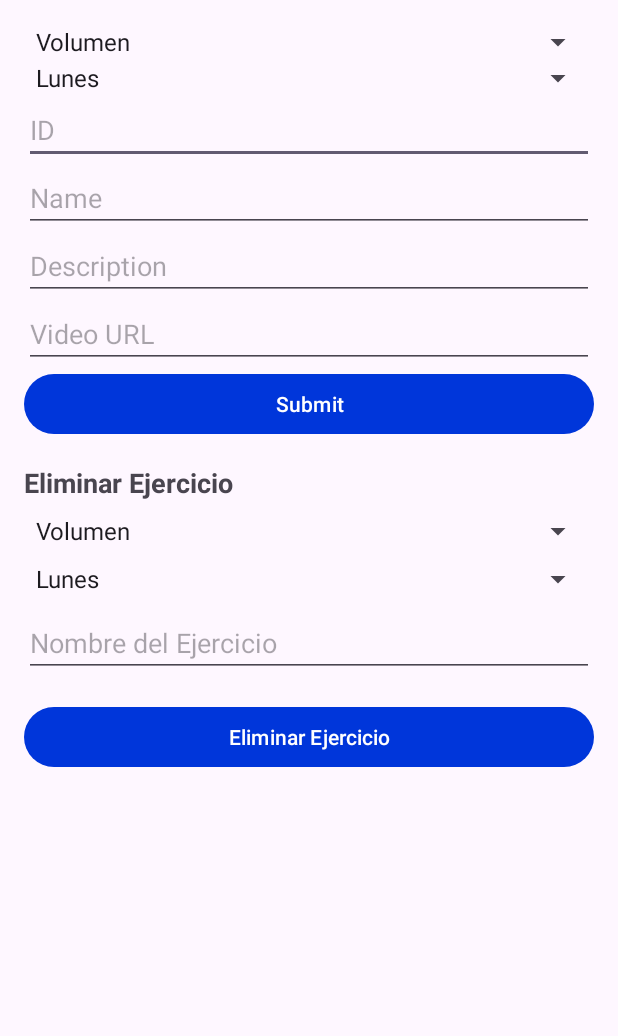
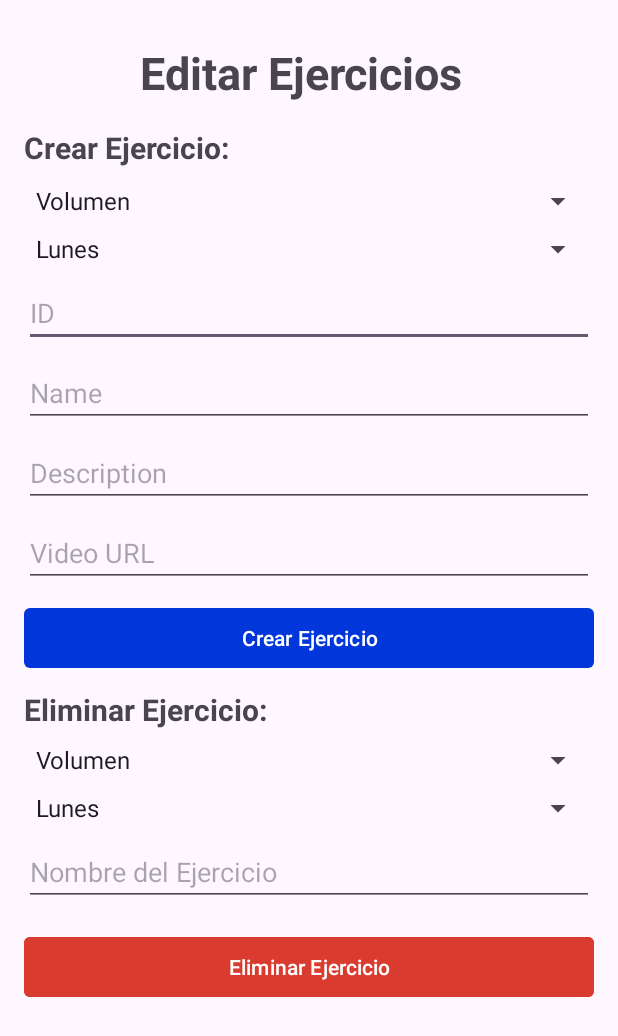
Before and after one commit to ByAlexMG/SaiyaGym, an Android app: the layout fragment_admin2.xml on its own in the app's theme, with its tools: preview values and no code run, on a phone screen of 412 x 824 dp. Shown: the top 1036 px of the screen. Run offline under Robolectric (Android 15) with nearby library versions, the phone set to English and light mode, and no system bars.

Commit message:
fragments de administrador terminados

```diff
--- a/app/src/main/java/com/example/saiyagym/AdminFragment.kt
+++ b/app/src/main/java/com/example/saiyagym/AdminFragment.kt
@@ -145,7 +145,6 @@
                 .update("moroso", 1)
                 .addOnSuccessListener {
                     usersList[position] = userToMark.copy(moroso = 1)
-                    // Volver a ordenar la lista después de actualizar
                     usersList.sortBy { it.moroso }
                     notifyDataSetChanged()
                     LogHelper.saveChangeLog(requireContext(), "Usuario marcado como moroso", "INFO")
--- a/app/src/main/res/layout/fragment_admin.xml
+++ b/app/src/main/res/layout/fragment_admin.xml
@@ -1,36 +1,28 @@
-<?xml version="1.0" encoding="utf-8"?>
 <RelativeLayout xmlns:android="http://schemas.android.com/apk/res/android"
     xmlns:app="http://schemas.android.com/apk/res-auto"
     android:layout_width="match_parent"
     android:layout_height="match_parent">
 
     <com.google.android.material.textview.MaterialTextView
-        android:id="@+id/ajustes"
+        android:id="@+id/userTextView"
         android:layout_width="wrap_content"
-        android:layout_height="56dp"
-        android:layout_above="@+id/recyclerView"
-        android:layout_alignParentStart="true"
+        android:layout_height="wrap_content"
         android:layout_alignParentTop="true"
-        android:layout_alignParentEnd="true"
-        android:layout_marginStart="294dp"
-        android:layout_marginTop="112dp"
-        android:layout_marginEnd="294dp"
-        android:layout_marginBottom="18dp"
-        android:background="@android:color/transparent"
-        android:gravity="center"
-        android:text="Ajustes"
-        android:textSize="30sp"
+        android:layout_centerHorizontal="true"
+        android:layout_marginTop="32dp"
+        android:text="Usuarios"
         android:textStyle="bold"
-        app:layout_constraintEnd_toEndOf="parent"
-        app:layout_constraintStart_toStartOf="parent"
-        app:layout_constraintTop_toTopOf="parent" />
+        android:textSize="30sp" />
 
     <androidx.recyclerview.widget.RecyclerView
         android:id="@+id/recyclerView"
         android:layout_width="match_parent"
-        android:layout_height="match_parent"
+        android:layout_height="675dp"
+        android:layout_below="@id/userTextView"
+        android:layout_alignParentStart="true"
         android:layout_alignParentEnd="true"
-        android:layout_alignParentBottom="true"
+        android:layout_marginStart="0dp"
+        android:layout_marginTop="16dp"
         android:layout_marginEnd="0dp"
         android:layout_marginBottom="0dp"
         android:padding="8dp" />
--- a/app/src/main/res/layout/fragment_admin2.xml
+++ b/app/src/main/res/layout/fragment_admin2.xml
@@ -1,94 +1,166 @@
 <?xml version="1.0" encoding="utf-8"?>
-<LinearLayout xmlns:android="http://schemas.android.com/apk/res/android"
+<androidx.constraintlayout.widget.ConstraintLayout xmlns:android="http://schemas.android.com/apk/res/android"
+    xmlns:app="http://schemas.android.com/apk/res-auto"
     android:layout_width="match_parent"
     android:layout_height="match_parent"
-    android:orientation="vertical"
     android:padding="16dp">
 
+    <com.google.android.material.textview.MaterialTextView
+        android:id="@+id/userTextView"
+        android:layout_width="wrap_content"
+        android:layout_height="wrap_content"
+        android:layout_marginTop="12dp"
+        android:text="Editar Ejercicios"
+        android:textSize="30sp"
+        android:textStyle="bold"
+        app:layout_constraintEnd_toEndOf="parent"
+        app:layout_constraintHorizontal_bias="0.471"
+        app:layout_constraintStart_toStartOf="parent"
+        app:layout_constraintTop_toTopOf="parent" />
+
+    <TextView
+        android:id="@+id/textViewCategory"
+        android:layout_width="wrap_content"
+        android:layout_height="wrap_content"
+        android:layout_marginTop="16dp"
+        android:text="Crear Ejercicio:"
+        android:textSize="20sp"
+        android:textStyle="bold"
+        app:layout_constraintEnd_toEndOf="parent"
+        app:layout_constraintHorizontal_bias="0.0"
+        app:layout_constraintStart_toStartOf="parent"
+        app:layout_constraintTop_toBottomOf="@+id/userTextView" />
 
     <Spinner
         android:id="@+id/spinnerCategory"
-        android:layout_width="match_parent"
+        android:layout_width="0dp"
         android:layout_height="wrap_content"
+        app:layout_constraintTop_toBottomOf="@+id/textViewCategory"
+        app:layout_constraintStart_toStartOf="parent"
+        android:layout_marginTop="10dp"
+        app:layout_constraintEnd_toEndOf="parent"
         android:entries="@array/categories_array" />
-
 
     <Spinner
         android:id="@+id/spinnerDay"
-        android:layout_width="match_parent"
+        android:layout_width="0dp"
+        android:layout_marginTop="8dp"
         android:layout_height="wrap_content"
+        app:layout_constraintTop_toBottomOf="@+id/spinnerCategory"
+        app:layout_constraintStart_toStartOf="parent"
+        app:layout_constraintEnd_toEndOf="parent"
         android:entries="@array/days_array" />
-
 
     <EditText
         android:id="@+id/editTextID"
-        android:layout_width="match_parent"
+        android:layout_width="0dp"
         android:layout_height="wrap_content"
-        android:hint="ID" />
-
+        android:layout_marginTop="8dp"
+        android:hint="ID"
+        app:layout_constraintTop_toBottomOf="@+id/spinnerDay"
+        app:layout_constraintStart_toStartOf="parent"
+        app:layout_constraintEnd_toEndOf="parent" />
 
     <EditText
         android:id="@+id/editTextName"
-        android:layout_width="match_parent"
+        android:layout_width="0dp"
         android:layout_height="wrap_content"
-        android:hint="Name" />
-
+        android:hint="Name"
+        app:layout_constraintTop_toBottomOf="@+id/editTextID"
+        app:layout_constraintStart_toStartOf="parent"
+        app:layout_constraintEnd_toEndOf="parent"
+        android:layout_marginTop="8dp"/>
 
     <EditText
         android:id="@+id/editTextDescription"
-        android:layout_width="match_parent"
+        android:layout_width="0dp"
         android:layout_height="wrap_content"
-        android:hint="Description" />
-
+        android:hint="Description"
+        app:layout_constraintTop_toBottomOf="@+id/editTextName"
+        app:layout_constraintStart_toStartOf="parent"
+        app:layout_constraintEnd_toEndOf="parent"
+        android:layout_marginTop="8dp"/>
 
     <EditText
         android:id="@+id/editTextVideoURL"
-        android:layout_width="match_parent"
+        android:layout_width="0dp"
         android:layout_height="wrap_content"
-        android:hint="Video URL" />
+        android:hint="Video URL"
+        app:layout_constraintTop_toBottomOf="@+id/editTextDescription"
+        app:layout_constraintStart_toStartOf="parent"
+        app:layout_constraintEnd_toEndOf="parent"
+        android:layout_marginTop="8dp"/>
 
     <!-- Submit button -->
-    <Button
-        android:id="@+id/buttonSubmit"
-        android:layout_width="match_parent"
-        android:layout_height="wrap_content"
-        android:text="Submit" />
 
     <!-- Text input for exercise name to delete -->
+
+    <com.google.android.material.button.MaterialButton
+        android:id="@+id/buttonSubmit"
+        android:layout_width="0dp"
+        android:layout_height="wrap_content"
+        android:layout_marginTop="10dp"
+        android:text="Crear Ejercicio"
+        app:cornerRadius="4dp"
+        app:layout_constraintEnd_toEndOf="parent"
+        app:layout_constraintHorizontal_bias="0.0"
+        app:layout_constraintStart_toStartOf="parent"
+        app:layout_constraintTop_toBottomOf="@+id/editTextVideoURL" />
+
     <TextView
         android:id="@+id/textViewDeleteHeader"
         android:layout_width="wrap_content"
         android:layout_height="wrap_content"
-        android:text="Eliminar Ejercicio"
-        android:textSize="18sp"
+        android:layout_marginTop="10dp"
+        android:text="Eliminar Ejercicio:"
+        android:textSize="20sp"
         android:textStyle="bold"
-        android:layout_marginTop="16dp"/>
+        app:layout_constraintStart_toStartOf="parent"
+        app:layout_constraintTop_toBottomOf="@+id/buttonSubmit" />
 
     <Spinner
         android:id="@+id/spinnerDeleteCategory"
-        android:layout_width="match_parent"
+        android:layout_width="0dp"
         android:layout_height="wrap_content"
-        android:layout_marginTop="8dp"
-        android:entries="@array/categories_array"/>
+        app:layout_constraintTop_toBottomOf="@+id/textViewDeleteHeader"
+        app:layout_constraintStart_toStartOf="parent"
+        app:layout_constraintEnd_toEndOf="parent"
+        android:entries="@array/categories_array"
+        android:layout_marginTop="8dp"/>
 
     <Spinner
         android:id="@+id/spinnerDeleteDay"
-        android:layout_width="match_parent"
+        android:layout_width="0dp"
         android:layout_height="wrap_content"
-        android:layout_marginTop="8dp"
-        android:entries="@array/days_array"/>
+        app:layout_constraintTop_toBottomOf="@+id/spinnerDeleteCategory"
+        app:layout_constraintStart_toStartOf="parent"
+        app:layout_constraintEnd_toEndOf="parent"
+        android:entries="@array/days_array"
+        android:layout_marginTop="8dp"/>
 
     <EditText
         android:id="@+id/editTextDeleteExerciseName"
-        android:layout_width="match_parent"
+        android:layout_width="0dp"
         android:layout_height="wrap_content"
         android:hint="Nombre del Ejercicio"
+        app:layout_constraintTop_toBottomOf="@+id/spinnerDeleteDay"
+        app:layout_constraintStart_toStartOf="parent"
+        app:layout_constraintEnd_toEndOf="parent"
         android:layout_marginTop="8dp"/>
 
-    <Button
+    <com.google.android.material.button.MaterialButton
         android:id="@+id/buttonDeleteExercise"
-        android:layout_width="match_parent"
+        android:layout_width="0dp"
         android:layout_height="wrap_content"
+        android:layout_marginTop="10dp"
+        android:backgroundTint="#DA3B2F"
         android:text="Eliminar Ejercicio"
-        android:layout_marginTop="16dp"/>
-</LinearLayout>
+        app:cornerRadius="4dp"
+        app:layout_constraintBottom_toBottomOf="parent"
+        app:layout_constraintEnd_toEndOf="parent"
+        app:layout_constraintHorizontal_bias="0.0"
+        app:layout_constraintStart_toStartOf="parent"
+        app:layout_constraintTop_toBottomOf="@+id/editTextDeleteExerciseName"
+        app:layout_constraintVertical_bias="0.045" />
+
+</androidx.constraintlayout.widget.ConstraintLayout>
```
